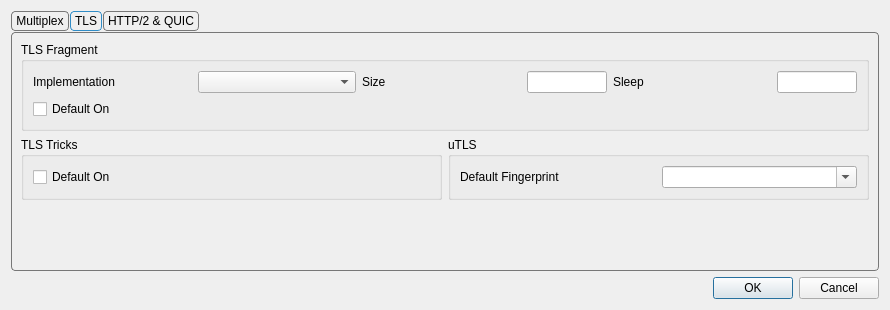
Old version of the form include/ui/setting/dialog_preset_settings.ui in the repository 0-Kutya-0/Throne.
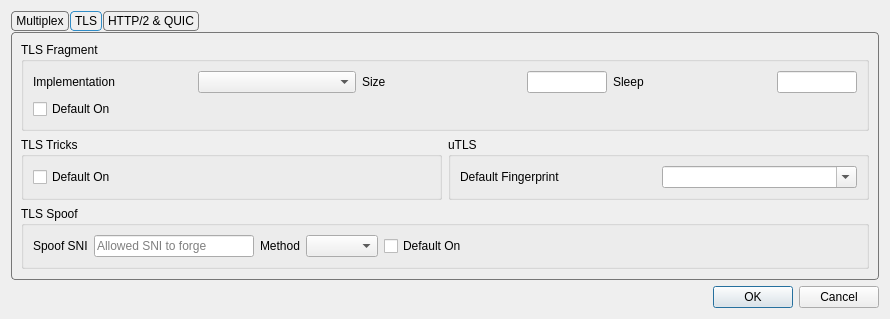
New version of the form. The open tabs and pages were chosen to show the change.

Commit message: add tls spoof support

```diff
--- a/include/ui/setting/dialog_preset_settings.ui
+++ b/include/ui/setting/dialog_preset_settings.ui
@@ -285,6 +285,75 @@
          </item>
         </layout>
        </item>
+       <item>
+        <widget class="QGroupBox" name="tls_spoof_box">
+         <property name="title">
+          <string>TLS Spoof</string>
+         </property>
+         <layout class="QHBoxLayout" name="horizontalLayout_tls_spoof">
+          <item>
+           <widget class="QLabel" name="tls_spoof_l">
+            <property name="toolTip">
+             <string>&lt;html&gt;&lt;head/&gt;&lt;body&gt;&lt;p&gt;Inject a forged TLS ClientHello carrying this SNI before the real one, to pass SNI filtering that allows specific hostnames. Profiles that set their own Spoof SNI override this one.&lt;/p&gt;&lt;p&gt;Client only. Requires elevated privileges (root on macOS, CAP_NET_RAW and CAP_NET_ADMIN on Linux, Administrator on Windows for the WinDivert driver). Not supported on Windows ARM64. &amp;quot;wrong-timestamp&amp;quot; is not supported on macOS.&lt;/p&gt;&lt;/body&gt;&lt;/html&gt;</string>
+            </property>
+            <property name="text">
+             <string>Spoof SNI</string>
+            </property>
+           </widget>
+          </item>
+          <item>
+           <widget class="QLineEdit" name="tls_spoof">
+            <property name="maximumSize">
+             <size>
+              <width>160</width>
+              <height>16777215</height>
+             </size>
+            </property>
+            <property name="placeholderText">
+             <string>Allowed SNI to forge</string>
+            </property>
+           </widget>
+          </item>
+          <item>
+           <widget class="QLabel" name="tls_spoof_method_l">
+            <property name="text">
+             <string>Method</string>
+            </property>
+           </widget>
+          </item>
+          <item>
+           <widget class="QComboBox" name="tls_spoof_method">
+            <property name="toolTip">
+             <string>&lt;html&gt;&lt;head/&gt;&lt;body&gt;&lt;p&gt;How the forged ClientHello is made invalid for the server, so only the filter acts on it. Empty keeps the core's default.&lt;/p&gt;&lt;/body&gt;&lt;/html&gt;</string>
+            </property>
+           </widget>
+          </item>
+          <item>
+           <widget class="QCheckBox" name="tls_spoof_default_on">
+            <property name="toolTip">
+             <string>&lt;html&gt;&lt;head/&gt;&lt;body&gt;&lt;p&gt;Spoof profiles whose TLS Spoof setting is left on &amp;quot;Keep Default&amp;quot;.&lt;/p&gt;&lt;/body&gt;&lt;/html&gt;</string>
+            </property>
+            <property name="text">
+             <string>Default On</string>
+            </property>
+           </widget>
+          </item>
+          <item>
+           <spacer name="horizontalSpacer_tls_spoof">
+            <property name="orientation">
+             <enum>Qt::Orientation::Horizontal</enum>
+            </property>
+            <property name="sizeHint" stdset="0">
+             <size>
+              <width>0</width>
+              <height>20</height>
+             </size>
+            </property>
+           </spacer>
+          </item>
+         </layout>
+        </widget>
+       </item>
        <item>
         <spacer name="verticalSpacer_tls">
          <property name="orientation">
```
The commit also changes 10 other files.
